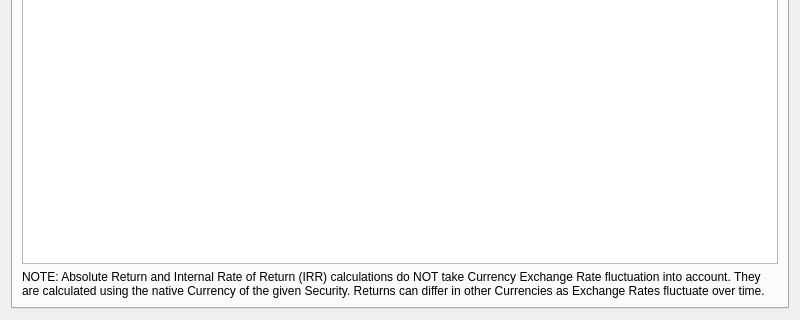
This is src/views/ui_files/forms/security_form.ui in JakubFranek/Kapytal as Qt 5 draws it before an edit; both pictures show x 0 to 800 and y 280 to 600 of the 800 by 600 pixel window. The edited form follows.
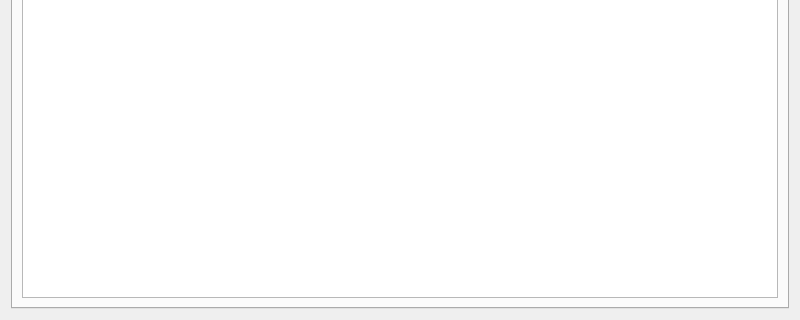
This is the edited form. The open tabs and pages were chosen to show the change.

Commit message:
Add base Currency Security Overview stats
Add currency parameter to SecurityAccount.get_average_price method.
Add currency parameter to calculate_irr function.
Add calculate_total_irr function.
Add Total row to OwnedSecuritiesTreeModel.
Add base return, base IRR columns to OwnedSecuritiesTreeModel.

```diff
--- a/src/views/ui_files/forms/security_form.ui
+++ b/src/views/ui_files/forms/security_form.ui
@@ -228,16 +228,6 @@
          </property>
         </widget>
        </item>
-       <item>
-        <widget class="QLabel" name="label">
-         <property name="text">
-          <string>NOTE: Absolute Return and Internal Rate of Return (IRR) calculations do NOT take Currency Exchange Rate fluctuation into account. They are calculated using the native Currency of the given Security. Returns can differ in other Currencies as Exchange Rates fluctuate over time.</string>
-         </property>
-         <property name="wordWrap">
-          <bool>true</bool>
-         </property>
-        </widget>
-       </item>
       </layout>
      </widget>
     </widget>
```
The commit also changes 8 other files.
